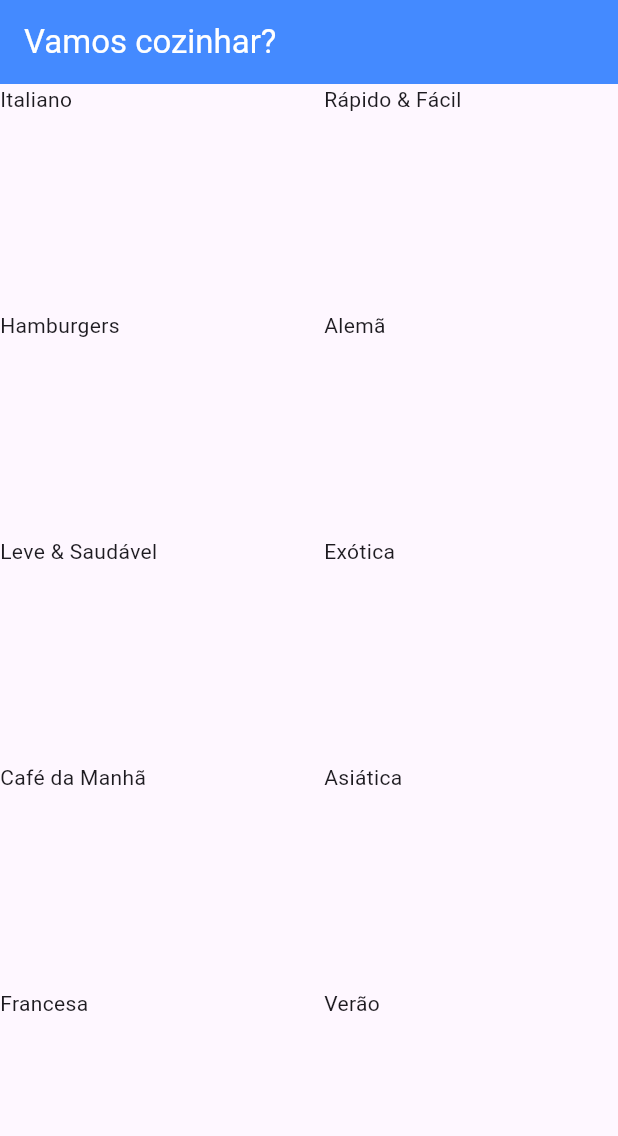
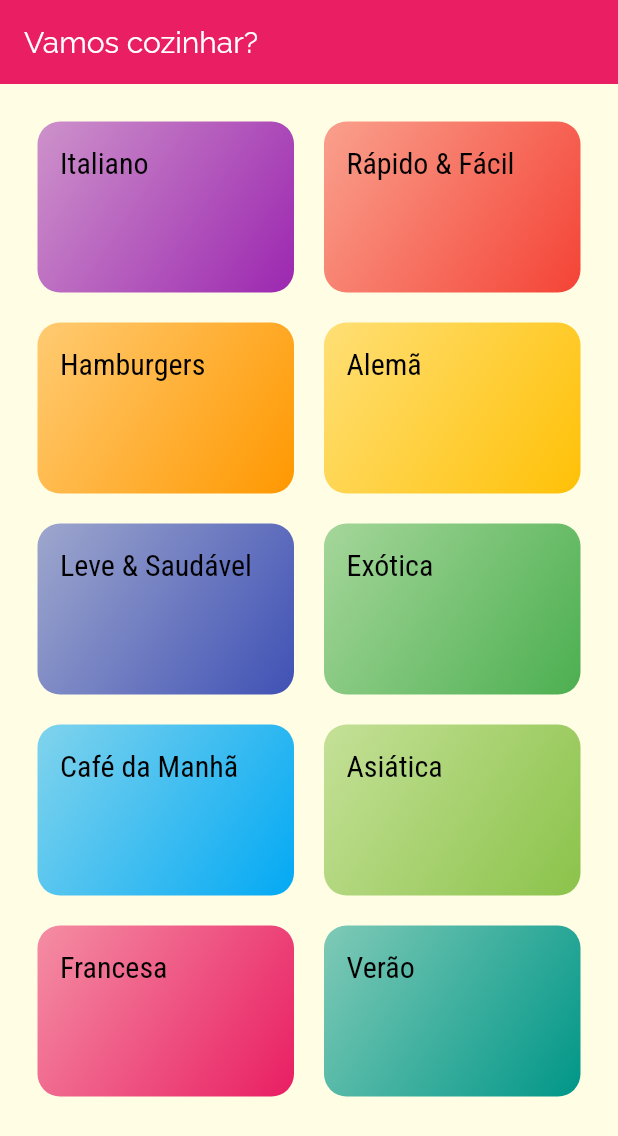
Before and after one commit to frberti/Deals, a Flutter app: the screen it shows after launch, on a phone screen of 412 x 824 dp. Shown: the top 1136 px of the screen. Run offline on Flutter 3.47's test engine with Material 3 defaults, Android fonts, the phone set to English and light mode, and no system bars.

Commit message:
Definindo temas para a aplicação, adicionando fonts externas

```diff
--- a/lib/components/category_item.dart
+++ b/lib/components/category_item.dart
@@ -2,16 +2,28 @@ import '../models/category.dart';
 import 'package:flutter/material.dart';
 
 class CategoryItem extends StatelessWidget {
-
   final Category category;
-
 
   const CategoryItem({super.key, required this.category});
 
   @override
   Widget build(BuildContext context) {
     return Container(
-      child: Text(category.title),
+      padding: const EdgeInsets.all(15),
+      decoration: BoxDecoration(
+          borderRadius: BorderRadius.circular(15),
+          gradient: LinearGradient(
+            colors: [
+              category.color.withOpacity(0.5),
+              category.color,
+            ],
+            begin: Alignment.topLeft,
+            end: Alignment.bottomRight,
+          )),
+      child: Text(
+        category.title,
+        style: Theme.of(context).textTheme.titleLarge,
+      ),
     );
   }
 }
--- a/lib/main.dart
+++ b/lib/main.dart
@@ -9,8 +9,29 @@ class MyApp extends StatelessWidget {
   @override
   Widget build(BuildContext context) {
     return MaterialApp(
-      title: 'DeliMeals',
-      theme: ThemeData(primarySwatch: Colors.blue),
+      title: 'Vamos Cozinhar?',
+      theme: ThemeData(
+        primarySwatch: Colors.pink,
+        colorScheme: ColorScheme.fromSwatch().copyWith(
+          secondary: Colors.amber,
+        ),
+        fontFamily: 'Raleway',
+        canvasColor: const Color.fromRGBO(255, 254, 229, 1),
+        textTheme: ThemeData.light().textTheme.copyWith(
+          titleLarge: const TextStyle(
+            fontSize: 20,
+            fontFamily: 'RobotoCondensed',
+          )
+        ),
+        appBarTheme: const AppBarTheme(
+          titleTextStyle: TextStyle(
+            fontSize: 20,
+            fontFamily: 'Raleway',
+          ),
+          backgroundColor: Colors.pink,
+          foregroundColor: Colors.white,
+        ),
+      ),
       home: const CategoriesScreen(),
     );
   }
--- a/lib/screens/categories_screen.dart
+++ b/lib/screens/categories_screen.dart
@@ -9,11 +9,12 @@ class CategoriesScreen extends StatelessWidget {
   Widget build(BuildContext context) {
     return Scaffold(
       appBar: AppBar(
-        foregroundColor: Colors.white,
-        backgroundColor: Colors.blueAccent,
         title: const Text('Vamos cozinhar?'),
       ),
-      body: GridView(
+      body: Container(
+        color: Theme.of(context).canvasColor,
+        child: GridView(
+          padding: const EdgeInsets.all(25),
           gridDelegate: const SliverGridDelegateWithMaxCrossAxisExtent(
             maxCrossAxisExtent: 200,
             childAspectRatio: 3 / 2,
@@ -24,6 +25,7 @@ class CategoriesScreen extends StatelessWidget {
             return CategoryItem(category: cat);
           }).toList(),
         ),
+      ),
     );
   }
 }
```
Also changed, not shown: pubspec.yaml (+17 -6 lines), assets/fonts/Raleway-Black.ttf (added), assets/fonts/Raleway-Bold.ttf (added), assets/fonts/Raleway-Regular.ttf (added), assets/fonts/RobotoCondensed-Bold.ttf (added), assets/fonts/RobotoCondensed-Italic.ttf (added), assets/fonts/RobotoCondensed-Light.ttf (added), assets/fonts/RobotoCondensed-Regular.ttf (added). Lines whose indentation alone changed are shown as unchanged.
